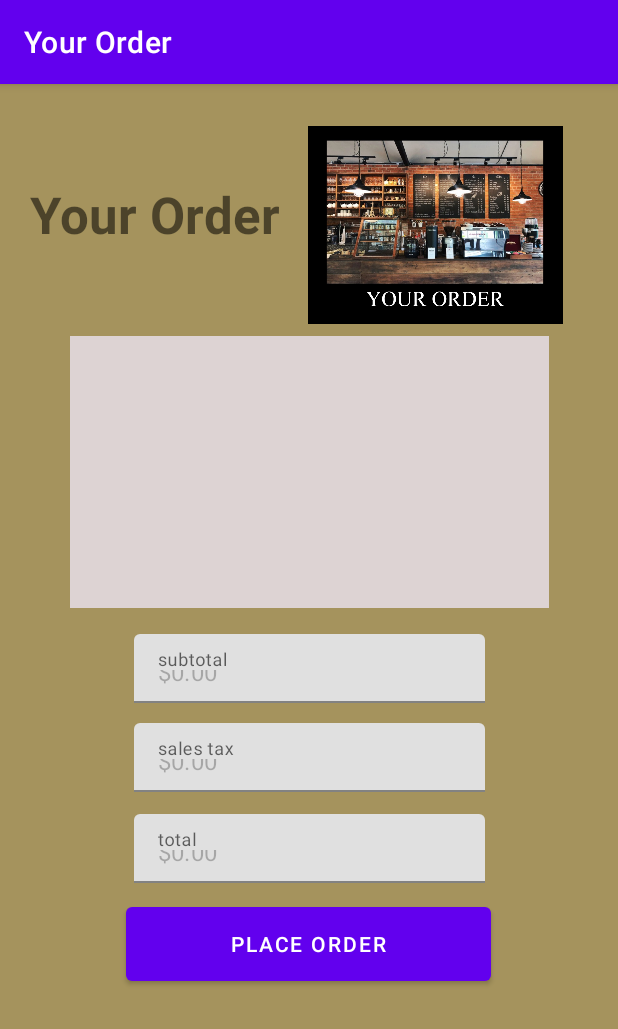
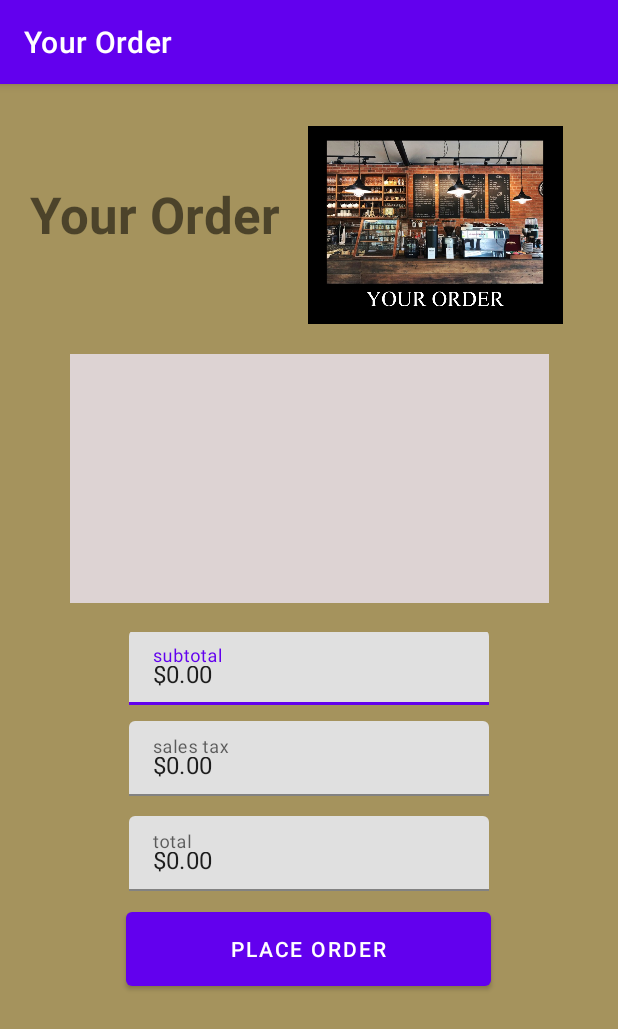
Before and after one commit to mattglennc/213-project5-Stanley-and-Matthew, an Android app: the CurrentOrder screen opened directly, with no data from a screen before it, on a phone screen of 412 x 824 dp. Shown: the top 1029 px of the screen. Run offline under Robolectric (Android 15) with nearby library versions, the phone set to English and light mode, and no system bars.

Commit message:
Fixed buttons and changed hardcoded strings to resource strings.

```diff
--- a/app/src/main/res/layout/activity_donut.xml
+++ b/app/src/main/res/layout/activity_donut.xml
@@ -17,7 +17,7 @@
             android:layout_width="wrap_content"
             android:layout_height="wrap_content"
             android:layout_marginTop="4dp"
-            android:text="Order Donuts"
+            android:text="@string/orderDonuts"
             android:textSize="34sp" />
 
         <androidx.recyclerview.widget.RecyclerView
--- a/app/src/main/res/layout/activity_item_selected.xml
+++ b/app/src/main/res/layout/activity_item_selected.xml
@@ -33,7 +33,7 @@
                 android:id="@+id/donutLabel"
                 android:layout_width="248dp"
                 android:layout_height="wrap_content"
-                android:text="TextView"
+                android:text="@string/textView"
                 android:textSize="28sp"
                 android:translationX="10dp" />
 
@@ -57,7 +57,7 @@
                 android:layout_width="372dp"
                 android:layout_height="wrap_content"
                 android:editable="false"
-                android:hint="subtotal"
+                android:hint="@string/subtotal"
                 android:translationX="0sp" />
         </com.google.android.material.textfield.TextInputLayout>
 
@@ -66,7 +66,7 @@
             android:layout_width="match_parent"
             android:layout_height="70dp"
             android:focusable="auto"
-            android:text="Add to Order" />
+            android:text="@string/addToOrder" />
 
     </LinearLayout>
 </androidx.constraintlayout.widget.ConstraintLayout>
--- a/app/src/main/res/layout/activity_order.xml
+++ b/app/src/main/res/layout/activity_order.xml
@@ -21,7 +21,7 @@
                 android:layout_height="wrap_content"
                 android:layout_marginStart="28dp"
                 android:layout_marginEnd="25dp"
-                android:text="Your Order"
+                android:text="@string/yo"
                 android:textSize="34sp"
                 android:textStyle="bold"
                 app:layout_constraintBottom_toBottomOf="parent"
@@ -54,12 +54,12 @@
             <ListView
                 android:id="@+id/ordersList"
                 android:layout_width="319dp"
-                android:layout_height="181dp"
-                android:layout_marginBottom="16dp"
+                android:layout_height="166dp"
                 android:background="#DDD3D3"
                 app:layout_constraintBottom_toBottomOf="parent"
                 app:layout_constraintEnd_toEndOf="parent"
-                app:layout_constraintStart_toStartOf="parent" />
+                app:layout_constraintStart_toStartOf="parent"
+                app:layout_constraintTop_toTopOf="parent" />
         </androidx.constraintlayout.widget.ConstraintLayout>
     </TableRow>
 
@@ -69,8 +69,8 @@
 
         <com.google.android.material.textfield.TextInputLayout
             android:id="@+id/textInputLayout5"
-            android:layout_width="234dp"
-            android:layout_height="46dp"
+            android:layout_width="240dp"
+            android:layout_height="50dp"
             android:layout_marginStart="90dp"
             android:layout_marginEnd="90dp"
             android:layout_marginBottom="11dp"
@@ -83,14 +83,14 @@
                 android:id="@+id/subtotal"
                 android:layout_width="match_parent"
                 android:layout_height="match_parent"
-                android:enabled="false"
-                android:hint="subtotal" />
+                android:editable="false"
+                android:hint="@string/subtotal" />
         </com.google.android.material.textfield.TextInputLayout>
 
         <com.google.android.material.textfield.TextInputLayout
             android:id="@+id/textInputLayout3"
-            android:layout_width="234dp"
-            android:layout_height="46dp"
+            android:layout_width="240dp"
+            android:layout_height="50dp"
             android:layout_marginStart="90dp"
             android:layout_marginEnd="90dp"
             android:layout_marginBottom="13dp"
@@ -103,14 +103,14 @@
                 android:id="@+id/salesTax"
                 android:layout_width="match_parent"
                 android:layout_height="match_parent"
-                android:enabled="false"
-                android:hint="sales tax" />
+                android:editable="false"
+                android:hint="@string/salestax" />
         </com.google.android.material.textfield.TextInputLayout>
 
         <com.google.android.material.textfield.TextInputLayout
             android:id="@+id/textInputLayout4"
-            android:layout_width="234dp"
-            android:layout_height="46dp"
+            android:layout_width="240dp"
+            android:layout_height="50dp"
             android:layout_marginStart="90dp"
             android:layout_marginEnd="90dp"
             android:layout_marginBottom="8dp"
@@ -123,8 +123,8 @@
                 android:id="@+id/total"
                 android:layout_width="match_parent"
                 android:layout_height="match_parent"
-                android:enabled="false"
-                android:hint="total" />
+                android:editable="false"
+                android:hint="@string/total" />
         </com.google.android.material.textfield.TextInputLayout>
 
         <Button
@@ -134,7 +134,7 @@
             android:layout_marginStart="115dp"
             android:layout_marginEnd="116dp"
             android:layout_marginBottom="32dp"
-            android:text="Place Order"
+            android:text="@string/placeOrderButton"
             app:layout_constraintBottom_toBottomOf="parent"
             app:layout_constraintEnd_toEndOf="parent"
             app:layout_constraintStart_toStartOf="parent"
--- a/app/src/main/res/layout/activity_store.xml
+++ b/app/src/main/res/layout/activity_store.xml
@@ -21,7 +21,7 @@
                 android:layout_height="wrap_content"
                 android:layout_marginStart="28dp"
                 android:layout_marginEnd="25dp"
-                android:text="Store Orders"
+                android:text="@string/so"
                 android:textSize="34sp"
                 android:textStyle="bold"
                 app:layout_constraintBottom_toBottomOf="parent"
--- a/app/src/main/res/values/strings.xml
+++ b/app/src/main/res/values/strings.xml
@@ -10,6 +10,27 @@
     <string name="removeOrder">Cancel order?</string>
     <string name="orderRemoved">Order cancelled.</string>
     <string name="orderNotRemoved">Order not cancelled.</string>
+    <string name="removeItem">Remove item from order?</string>
+    <string name="itemRemoved">Item removed.</string>
+    <string name="itemNotRemoved">Item not removed.</string>
+    <string name="milk">milk</string>
+    <string name="cream">cream</string>
+    <string name="caramel">caramel</string>
+    <string name="syrup">syrup</string>
+    <string name="whipped_cream">whipped cream</string>
+    <string name="subtotal">subtotal</string>
+    <string name="addToOrder">Add to Order</string>
+    <string name="orderDonuts">Order Donuts</string>
+    <string name="textView">Text View</string>
+    <string name="donuts">DONUTS</string>
+    <string name="coffee">COFFEE</string>
+    <string name="order">  YOUR  ORDER</string>
+    <string name="store"> STORE ORDERS</string>
+    <string name="yo">Your Order</string>
+    <string name="salestax">sales tax</string>
+    <string name="total">total</string>
+    <string name="placeOrderButton">Place Order</string>
+    <string name="so">Store Orders</string>
     <string-array name="itemPrices">
         <item>1.59</item>
         <item>1.59</item>
```
Also changed, not shown: app/src/main/java/com/example/a213_project5_stanley_and_matthew/CurrentOrder.java (+47 -5 lines), app/src/main/java/com/example/a213_project5_stanley_and_matthew/Item.java (+4 -4 lines), app/src/main/java/com/example/a213_project5_stanley_and_matthew/ItemSelectedActivity.java (+25 -0 lines), app/src/main/java/com/example/a213_project5_stanley_and_matthew/ItemsAdapter.java (+15 -14 lines), app/src/main/java/com/example/a213_project5_stanley_and_matthew/MainActivity.java (+16 -0 lines), app/src/main/java/com/example/a213_project5_stanley_and_matthew/OrderCoffee.java (+63 -0 lines), app/src/main/java/com/example/a213_project5_stanley_and_matthew/OrderDonuts.java (+7 -0 lines), app/src/main/java/com/example/a213_project5_stanley_and_matthew/OrdersList.java (+18 -0 lines), app/src/main/res/layout/activity_coffee.xml (+7 -7 lines), app/src/main/res/layout/activity_main.xml (+14 -13 lines).
